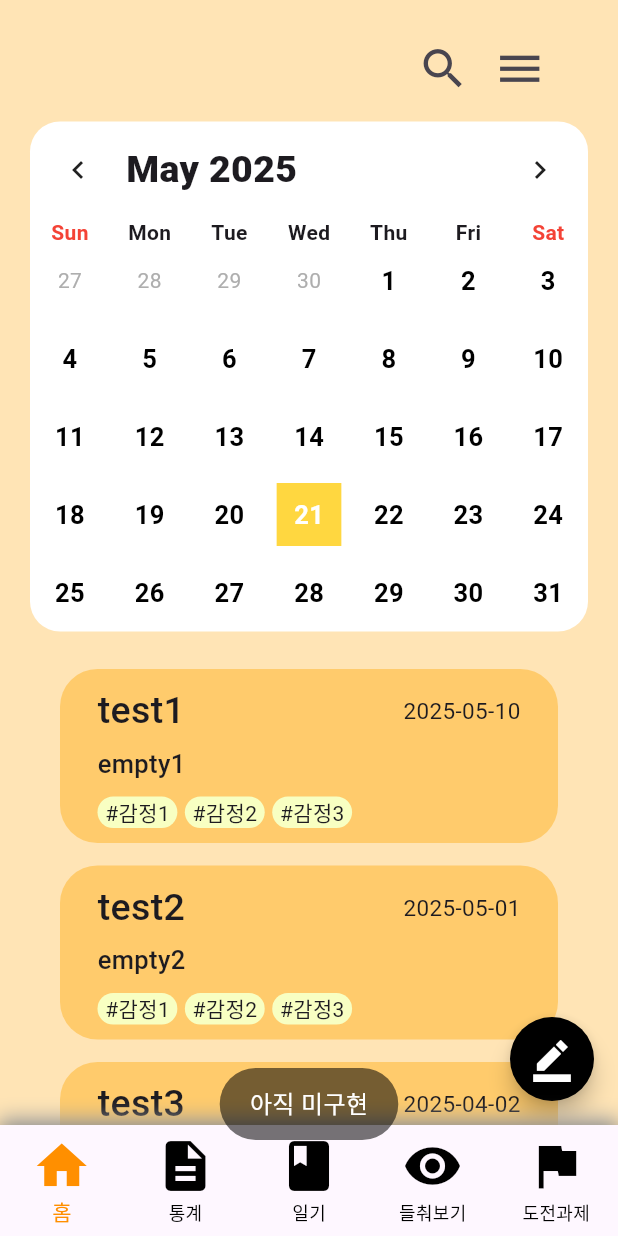
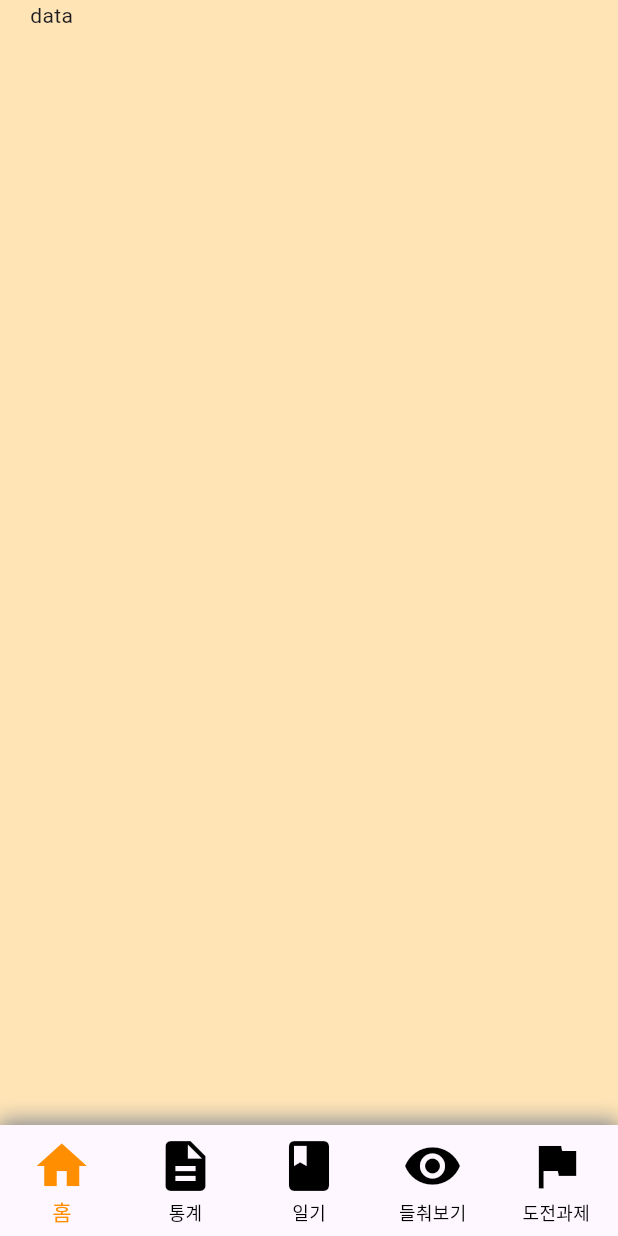
Before and after one commit to swatper/CapstoneDesign_Diary, a Flutter app: the screen it shows after launch, after a tap on the "search" icon, on a phone screen of 412 x 824 dp. Run offline on Flutter 3.47's test engine with Material 3 defaults, Android fonts, the phone set to English and light mode, and no system bars; drawn by our look-alikes of table_calendar; our stand-ins replace fl_chart, fluttertoast, geolocator, google_maps_flutter; missing offline and left inert: custom_calender_picker, google_maps_cluster_manager, tab_container.

Commit message:
기기 뒤로가거 버튼 이벤트 처리 추가
- 다른 화면을 보고 있을 때 누르면. Home으로 넘어감
- Home에서 한 번 누르면 메시지 출력
- Home에서 두 번 누르면 앱 종료

```diff
--- /dev/null
+++ b/lib/Views/searchingwindow.dart
@@ -0,0 +1,21 @@
+import 'package:flutter/material.dart';
+
+class Searchingwindow extends StatefulWidget {
+  const Searchingwindow({super.key});
+
+  @override
+  State<Searchingwindow> createState() => _SearchingwindowState();
+}
+
+class _SearchingwindowState extends State<Searchingwindow> {
+  @override
+  Widget build(BuildContext context) {
+    return Scaffold(
+      backgroundColor: const Color(0xffFFE4B5),
+      body: Padding(
+        padding: EdgeInsets.symmetric(horizontal: 20),
+        child: Column(children: [Text("data")]),
+      ),
+    );
+  }
+}
--- a/lib/main.dart
+++ b/lib/main.dart
@@ -1,4 +1,6 @@
 import 'package:flutter/material.dart';
+import 'package:flutter/services.dart';
+import 'package:capstone_diary/Utils/toastmessage.dart';
 import 'package:capstone_diary/bottomnavbar.dart';
 //메인 화면
 import 'package:capstone_diary/Views/homewindow.dart'; //메인
@@ -7,8 +9,10 @@ import 'package:capstone_diary/Views/archivewindow.dart'; //일기 목록
 import 'package:capstone_diary/Views/challengewindow.dart'; //도전과제
 //사이드 메뉴 관련 화면
 import 'package:capstone_diary/Views/profilewindow.dart';
-//일기쓰기 관련 화면
+//일기쓰기 화면
 import 'package:capstone_diary/KGB/writewindow.dart';
+//검색 화면
+import 'package:capstone_diary/Views/searchingwindow.dart';
 
 void main() {
   runApp(const MyApp());
@@ -33,15 +37,14 @@ class HomeScreen extends StatefulWidget {
 
 class _HomeScreenState extends State<HomeScreen> {
   int _selectedIndex = 0;
+  DateTime? lastPressedAt; //뒤로가기 버튼을 눌렀을 때의 시간
 
   //메인 화면 리스트
   late List<Widget> mainScreens;
   //사이드 메뉴 화면 리스트
   late List<Widget> sideScreens;
   //글쓰기 화면 리스트
-
   late List<Widget> writeScreens;
-
   //현재 보고 있는 화면
   late Widget currentScreen;
 
@@ -70,6 +73,12 @@ class _HomeScreenState extends State<HomeScreen> {
     });
   }
 
+  void showSearchingWindow() {
+    setState(() {
+      currentScreen = Searchingwindow();
+    });
+  }
+
   @override
   void initState() {
     super.initState();
@@ -80,6 +89,7 @@ class _HomeScreenState extends State<HomeScreen> {
         sideMenuToHomeWindowIndex: updateSideMenuSelectedIndex,
         WriteWindowIndex: updateWriteSelectedIndex,
         selectDiary: updateWriteWindow,
+        goToSearchingWindow: showSearchingWindow,
       ),
       StatisticsWindow(sideMenuToHomeWindowIndex: updateSideMenuSelectedIndex),
       ArchiveWindow(
@@ -124,7 +134,30 @@ class _HomeScreenState extends State<HomeScreen> {
 
   @override
   Widget build(BuildContext context) {
-    return Scaffold(
+    return PopScope(
+      canPop: false,
+      onPopInvokedWithResult: (didPop, result) async {
+        if (!didPop) {
+          if (currentScreen == mainScreens[0]) {
+            DateTime now = DateTime.now();
+            if (lastPressedAt == null ||
+                now.difference(lastPressedAt!) > Duration(seconds: 2)) {
+              lastPressedAt = now;
+              showToastMessage("한 번 더 누르면 종료됩니다.");
+              return;
+            } else {
+              //앱 종료
+              SystemNavigator.pop();
+            }
+          } else {
+            //다른 화면을 보고 있을 경우
+            setState(() {
+              updateSelectedIndex(0);
+            });
+          }
+        }
+      },
+      child: Scaffold(
         backgroundColor: Color(0xffFFE4B5),
         //메인 화면
         body: currentScreen,
@@ -144,6 +177,7 @@ class _HomeScreenState extends State<HomeScreen> {
             itemTapEvent: updateSelectedIndex,
           ),
         ),
+      ),
     );
   }
 }
--- a/lib/views/homewindow.dart
+++ b/lib/views/homewindow.dart
@@ -10,11 +10,13 @@ class HomeWindow extends StatefulWidget {
   final Function(int) sideMenuToHomeWindowIndex;
   final Function(int) WriteWindowIndex;
   final Function(Widget) selectDiary;
+  final VoidCallback goToSearchingWindow;
   const HomeWindow({
     super.key,
     required this.sideMenuToHomeWindowIndex,
     required this.WriteWindowIndex,
     required this.selectDiary,
+    required this.goToSearchingWindow,
   });
   @override
   State<HomeWindow> createState() => _HomeWindowState();
@@ -89,7 +91,7 @@ class _HomeWindowState extends State<HomeWindow> {
 
   //검색 버튼
   void searchDiray() {
-    showToastMessage("아직 미구현");
+    widget.goToSearchingWindow();
   }
 
   //메뉴 버튼
```
Lines whose indentation alone changed are shown as unchanged.
